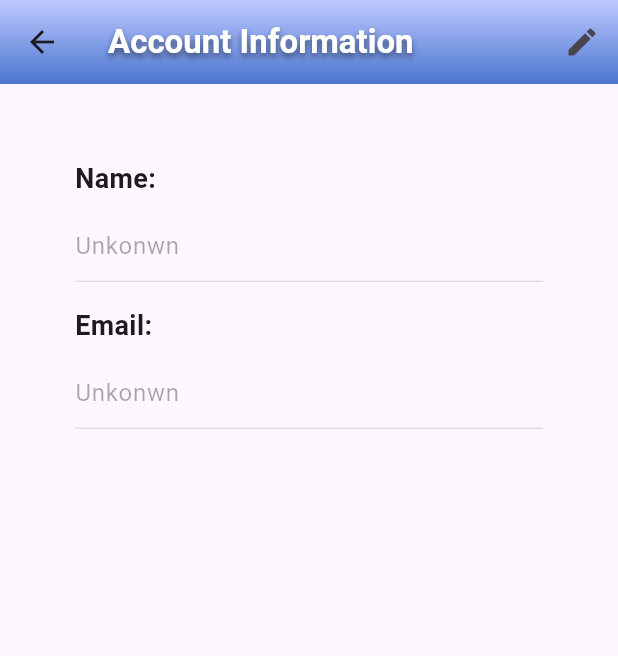
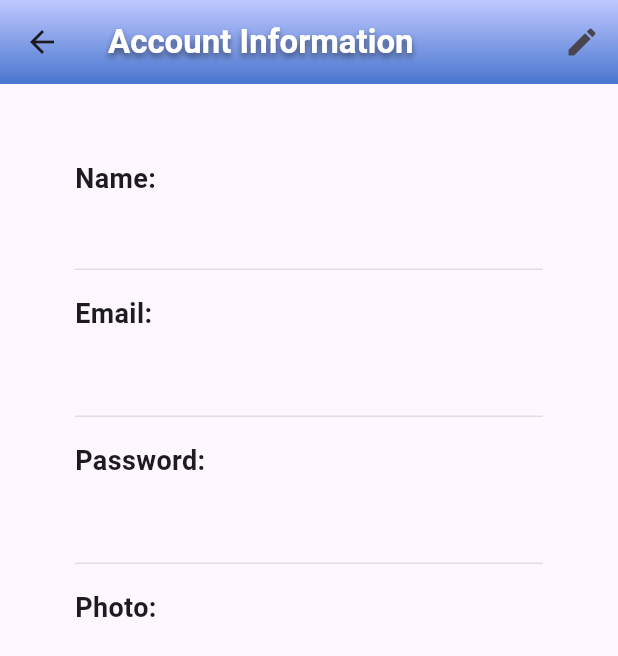
Before and after one commit to jorkd21/MediPal, a Flutter app: the AccountInfoPage screen opened directly, on a phone screen of 412 x 824 dp. Shown: the top 656 px of the screen. Run offline on Flutter 3.47's test engine with Material 3 defaults, Android fonts, the phone set to English and light mode, and no system bars; our stand-ins replace dropdown_search, firebase_auth, firebase_core, firebase_database, firebase_storage, image_picker and 2 more; missing offline and left inert: firebase_ui_auth; accounts and stored records are empty; generated files the repository leaves out were written again.

Commit message:
Settings in progress
Working on being able to edit information for patients.

```diff
--- a/lib/pages/account_details.dart
+++ b/lib/pages/account_details.dart
@@ -1,3 +1,4 @@
+import 'package:firebase_auth/firebase_auth.dart';
 import 'package:flutter/material.dart';
 import 'package:medipal/objects/practitioner.dart';
 import 'package:firebase_database/firebase_database.dart';
@@ -17,6 +18,8 @@ class _AccountInfoPageState extends State<AccountInfoPage> {
   late Practitioner _practitioner;
   late TextEditingController _nameController;
   late TextEditingController _emailController;
+  late TextEditingController _passwordController;
+  //late TextEditingController _photoController;
   bool _isEditing = false;
 
   void _fetchPractitioner() async {
@@ -35,8 +38,10 @@ class _AccountInfoPageState extends State<AccountInfoPage> {
   void initState(){
     super.initState();
     _fetchPractitioner();
-    _nameController = TextEditingController(text: Practitioner.currentPractitioner?.name ?? 'Unkonwn');
-    _emailController = TextEditingController(text: Practitioner.currentPractitioner?.email ?? 'Unkonwn');
+    _nameController = TextEditingController(text: Practitioner.currentPractitioner?.name);
+    _emailController = TextEditingController(text: FirebaseAuth.instance.currentUser?.email);
+    _passwordController = TextEditingController(text: FirebaseAuth.instance.currentUser?.displayName);
+    //_photoController = TextEditingController(text: FirebaseAuth.instance.currentUser?.photoURL);
   }
 
   @override
@@ -80,8 +85,10 @@ class _AccountInfoPageState extends State<AccountInfoPage> {
               'Name:',
               style: TextStyle(fontSize: 18.0, fontWeight: FontWeight.bold),
             ),
-            SizedBox(height: 8.0),
             TextField(
+              decoration: InputDecoration(
+                hintText: '${_practitioner.name}',
+              ),
               controller: _nameController,
               enabled: _isEditing,
               style: TextStyle(fontSize: 16.0),
@@ -93,11 +100,41 @@ class _AccountInfoPageState extends State<AccountInfoPage> {
             ),
             SizedBox(height: 8.0),
             TextField(
+              decoration: InputDecoration(
+                hintText: '${_practitioner.email}',
+              ),
               controller: _emailController,
               enabled: _isEditing,
               style: TextStyle(fontSize: 16.0),
             ),
             SizedBox(height: 16.0),
+            Text(
+              'Password:',
+              style: TextStyle(fontSize: 18.0, fontWeight: FontWeight.bold),
+            ),
+            SizedBox(height: 8.0),
+            TextField(
+              decoration: InputDecoration(
+                hintText: '${FirebaseAuth.instance.currentUser?.displayName}',
+              ),
+              controller: _emailController,
+              enabled: _isEditing,
+              style: TextStyle(fontSize: 16.0),
+            ),
+            SizedBox(height: 16.0),
+            Text(
+              'Photo:',
+              style: TextStyle(fontSize: 18.0, fontWeight: FontWeight.bold),
+            ),
+            SizedBox(height: 8.0),
+            /*TextField(
+              decoration: InputDecoration(
+                hintText: 'test',
+              ),
+              controller: _photoController,
+              enabled: _isEditing,
+              style: TextStyle(fontSize: 16.0),
+            ),*/
           ],
         ),
       ),
@@ -130,6 +167,26 @@ class _AccountInfoPageState extends State<AccountInfoPage> {
 
   void _saveChanges() {
     if (_practitioner != null) {
+      FirebaseAuth.instance.currentUser?.updateEmail(_emailController.text)
+        .then((_) {
+          if (_passwordController.text.isNotEmpty) {
+            FirebaseAuth.instance.currentUser?.updatePassword(_passwordController.text)
+              .then((_) {
+                _updatePractitionerInfo();
+              }).catchError((error) {
+                ScaffoldMessenger.of(context).showSnackBar(SnackBar(content: Text('Failed to update password: $error')));
+              });
+          } else {
+            _updatePractitionerInfo();
+          }
+        }).catchError((error) {
+          ScaffoldMessenger.of(context).showSnackBar(SnackBar(content: Text('Failed to update email: $error')));
+        });
+    }
+  }
+
+  void _updatePractitionerInfo() {
+    //Update the practitioner's info in the database
     _practitioner.name = _nameController.text;
     _practitioner.email = _emailController.text;
     DatabaseReference ref = FirebaseDatabase.instance.ref('users/${_practitioner.id}');
@@ -139,10 +196,10 @@ class _AccountInfoPageState extends State<AccountInfoPage> {
       });
       ScaffoldMessenger.of(context).showSnackBar(SnackBar(content: Text('Changes saved')));
     }).catchError((error) {
-        ScaffoldMessenger.of(context).showSnackBar(SnackBar(content: Text('Failed to save changes')));
+      ScaffoldMessenger.of(context).showSnackBar(SnackBar(content: Text('Failed to save changes to database: $error')));
     });
   }
-  }
+
 
   @override
   void dispose(){
```
Lines whose indentation alone changed are shown as unchanged.
